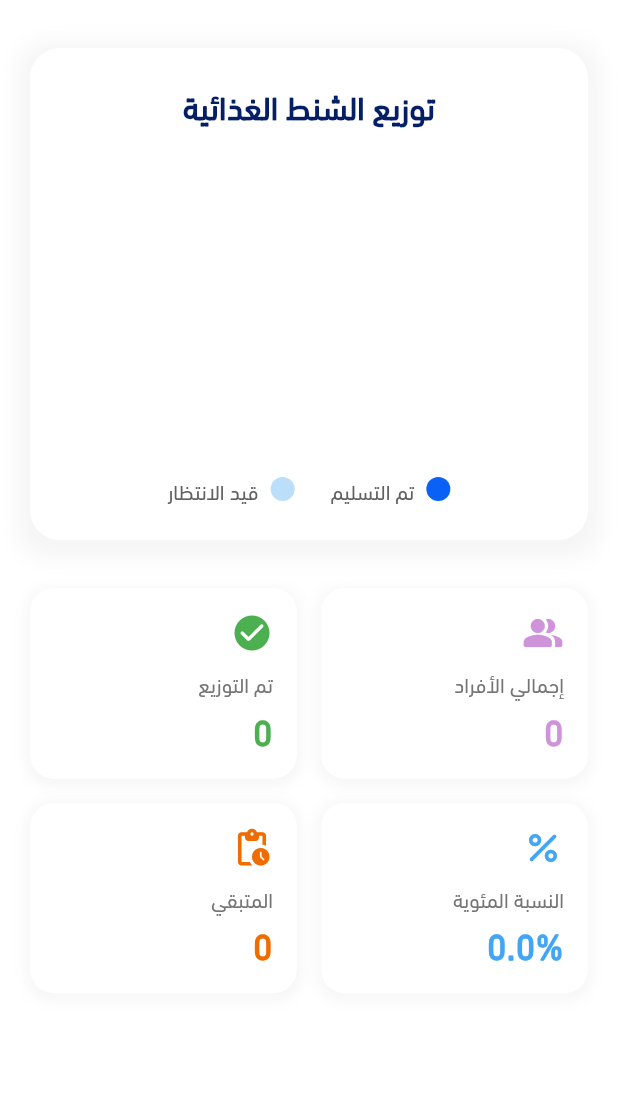
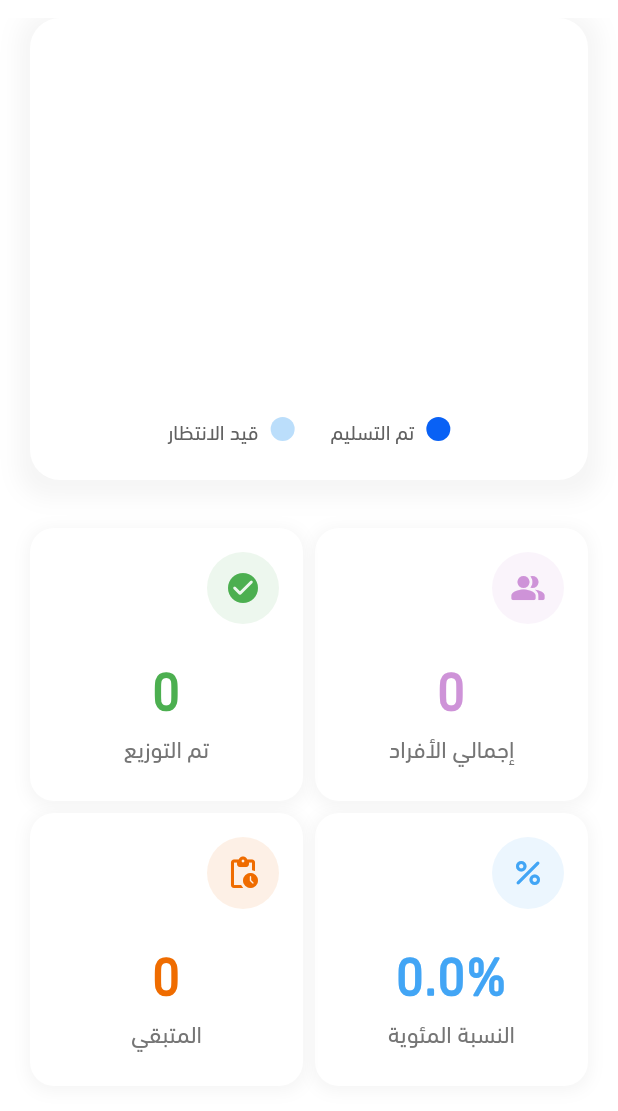
Before and after one commit to hamdyhaggag/Ramadan_kitchen_management, a Flutter app: the StatisticsScreen screen opened by its route, on a phone screen of 412 x 824 dp, the part 90-1201 px from its top. Run offline on Flutter 3.47's test engine with Material 3 defaults, Android fonts, the phone set to English and light mode, and no system bars; drawn by our look-alikes of fl_chart; our stand-ins replace cached_network_image, carousel_slider, cloud_firestore, connectivity_plus, dartz, dots_indicator and 14 more; missing offline and left inert: clipboard, cloudinary_public, excel; accounts and stored records are empty; project files that could hold a hidden picture were left out.

Commit message:
small refactor of the Ui of statistics_screen.dart

```diff
--- a/lib/features/statistics/statistics_screen.dart
+++ b/lib/features/statistics/statistics_screen.dart
@@ -135,7 +135,7 @@ class _StatisticsContentState extends State<_StatisticsContent> {
   @override
   Widget build(BuildContext context) {
     return SingleChildScrollView(
-      padding: const EdgeInsets.all(20),
+      padding: const EdgeInsets.symmetric(horizontal: 20),
       child: Column(
         children: [
           Container(
@@ -153,20 +153,16 @@ class _StatisticsContentState extends State<_StatisticsContent> {
             ),
             child: Column(
               children: [
-                Text('توزيع الشنط الغذائية',
-                    style: Theme.of(context).textTheme.titleLarge?.copyWith(
-                        fontWeight: FontWeight.w600,
-                        color: AppColors.customColors[10])),
-                const SizedBox(height: 16),
                 SizedBox(
-                  height: 200,
+                  height: 220,
                   child: PieChart(
                     PieChartData(
                       sections: [
                         PieChartSectionData(
                           value: totalCheckedIndividuals.toDouble(),
                           color: AppColors.customColors[0],
-                          radius: 28,
+                          radius: 45,
+                          title: '$totalCheckedIndividuals',
                           titleStyle: const TextStyle(
                               fontSize: 16,
                               fontWeight: FontWeight.bold,
@@ -175,7 +171,8 @@ class _StatisticsContentState extends State<_StatisticsContent> {
                         PieChartSectionData(
                           value: totalUndistributed.toDouble(),
                           color: Colors.blue[100],
-                          radius: 24,
+                          radius: 45,
+                          title: '$totalUndistributed',
                           titleStyle: TextStyle(
                               fontSize: 16,
                               fontWeight: FontWeight.bold,
@@ -190,7 +187,7 @@ class _StatisticsContentState extends State<_StatisticsContent> {
                     ),
                   ),
                 ),
-                const SizedBox(height: 16),
+                const SizedBox(height: 20),
                 Row(
                   mainAxisAlignment: MainAxisAlignment.center,
                   children: [
@@ -236,9 +233,10 @@ class _StatisticsContentState extends State<_StatisticsContent> {
             physics: const NeverScrollableScrollPhysics(),
             gridDelegate: const SliverGridDelegateWithFixedCrossAxisCount(
                 crossAxisCount: 2,
-                childAspectRatio: 1.4,
-                mainAxisSpacing: 16,
-                crossAxisSpacing: 16),
+                childAspectRatio: 1.0,
+                mainAxisSpacing: 8,
+                crossAxisSpacing: 8),
+            padding: const EdgeInsets.only(bottom: 16),
             children: [
               _buildMetricCard(
                   title: 'إجمالي الأفراد',
@@ -267,12 +265,14 @@ class _StatisticsContentState extends State<_StatisticsContent> {
     );
   }
 
-  Widget _buildMetricCard(
-      {required String title,
+  Widget _buildMetricCard({
+    required String title,
     required dynamic value,
     required IconData icon,
-      required Color color}) {
+    required Color color,
+  }) {
     return Container(
+      padding: const EdgeInsets.all(16),
       decoration: BoxDecoration(
         color: Colors.white,
         borderRadius: BorderRadius.circular(16),
@@ -281,24 +281,53 @@ class _StatisticsContentState extends State<_StatisticsContent> {
             color: Colors.grey.withOpacity(0.1),
             spreadRadius: 2,
             blurRadius: 8,
-              offset: const Offset(0, 2))
+            offset: const Offset(0, 2),
+          ),
         ],
       ),
-      child: Padding(
-        padding: const EdgeInsets.all(16),
       child: Column(
         crossAxisAlignment: CrossAxisAlignment.start,
         children: [
-            Icon(icon, size: 28, color: color),
-            const Spacer(),
-            Text(title,
-                style: TextStyle(color: Colors.grey[600], fontSize: 14)),
+          Container(
+            width: 48,
+            height: 48,
+            decoration: BoxDecoration(
+              shape: BoxShape.circle,
+              color: color.withValues(alpha: 0.1),
+            ),
+            child: Center(
+              child: Icon(
+                icon,
+                color: color,
+                size: 24,
+              ),
+            ),
+          ),
+          const SizedBox(height: 16),
+          Column(
+            children: [
+              Center(
+                child: Text(
+                  '$value',
+                  style: TextStyle(
+                    fontSize: 35,
+                    fontWeight: FontWeight.bold,
+                    color: color,
+                  ),
+                ),
+              ),
               const SizedBox(height: 4),
-            Text('$value',
+              Text(
+                title,
                 style: TextStyle(
-                    fontSize: 24, fontWeight: FontWeight.bold, color: color)),
+                  fontSize: 16,
+                  fontWeight: FontWeight.w500,
+                  color: Colors.grey[600],
+                ),
+              ),
             ],
           ),
+        ],
       ),
     );
   }
```
Lines whose indentation alone changed are shown as unchanged.
